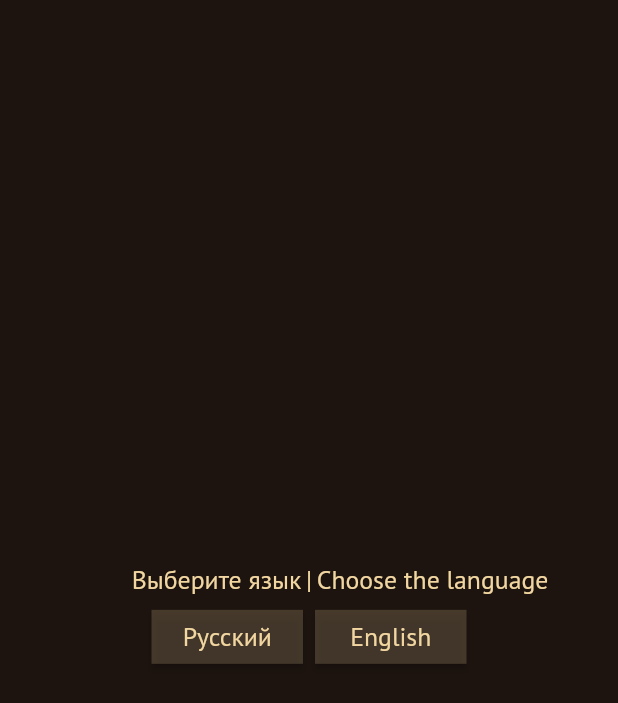
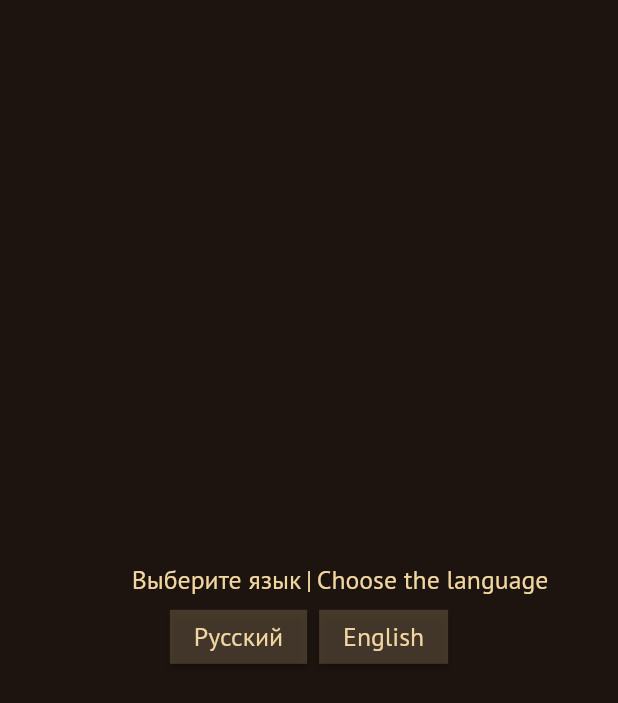
Before and after one commit to cheshiren/Appendix_F, a Flutter app: the screen it shows after launch, on a phone screen of 412 x 824 dp. Shown: the top 703 px of the screen. Run offline on Flutter 3.47's test engine with Material 2 defaults, Android fonts, the phone set to English and light mode, and no system bars; our stand-ins replace audioplayers, dotted_border, firebase_core, firebase_crashlytics, flutter_svg, go_router and 6 more; missing offline and left inert: games_services, inner_shadow_widget, patterns_canvas; accounts and stored records are empty.

```diff
--- a/lib/src/pages/language_screen.dart
+++ b/lib/src/pages/language_screen.dart
@@ -38,9 +38,7 @@ class LanguageScreen extends StatelessWidget {
             Row(
               mainAxisAlignment: MainAxisAlignment.center,
               children: [
-                Expanded(child: SizedBox(width: pt)),
-                Expanded(
-                  child: ElevatedButton(
+                ElevatedButton(
                   style: ButtonStyle(
                     // minimumSize: MaterialStatePropertyAll<Size>(
                     //   Size(70, 20),
@@ -67,10 +65,8 @@ class LanguageScreen extends StatelessWidget {
                   },
                   child: _ltxt("Русский", TextAlign.center),
                 ),
-                ),
                 SizedBox(width: 8.0),
-                Expanded(
-                  child: ElevatedButton(
+                ElevatedButton(
                   style: ButtonStyle(
                     shape: MaterialStatePropertyAll<RoundedRectangleBorder>(
                       RoundedRectangleBorder(
@@ -91,8 +87,6 @@ class LanguageScreen extends StatelessWidget {
                   },
                   child: _ltxt("English", TextAlign.center),
                 ),
-                ),
-                Expanded(child: SizedBox(width: 8.0)),
               ],
             )
           ],
--- a/lib/src/pages/map_screen.dart
+++ b/lib/src/pages/map_screen.dart
@@ -124,7 +124,7 @@ class _MapScreenState extends State<MapScreen> {
                                           alignment:
                                               AlignmentDirectional.centerStart,
                                           decoration: BoxDecoration(
-                                              color: Color(0xE61E1E1E),
+                                              color: Palette().overlayColor,
                                               borderRadius:
                                                   BorderRadius.circular(
                                                       2 * pt)),
--- a/lib/src/pages/photo_screen_template.dart
+++ b/lib/src/pages/photo_screen_template.dart
@@ -372,7 +372,7 @@ class _PhotoScreenState extends State<PhotoScreen> {
                                         alignment:
                                             AlignmentDirectional.centerStart,
                                         decoration: BoxDecoration(
-                                            color: Color(0xE61E1E1E),
+                                            color: Palette().overlayColor,
                                             borderRadius:
                                                 BorderRadius.circular(2 * pt)),
                                         child: Padding(
--- a/lib/src/style/palette.dart
+++ b/lib/src/style/palette.dart
@@ -43,4 +43,5 @@ class Palette {
   Color get newestPaperColor => Color(0xFFF4F5FB);
   Color get penColor => Color(0xFF575C90);
   Color get inkColor => Color(0xFF473958);
+  Color get overlayColor => Color(0xE6141414);
 }
```
Also changed, not shown: lib/src/style/mobile_overlay.dart (+7 -1 lines). Lines whose indentation alone changed are shown as unchanged.
